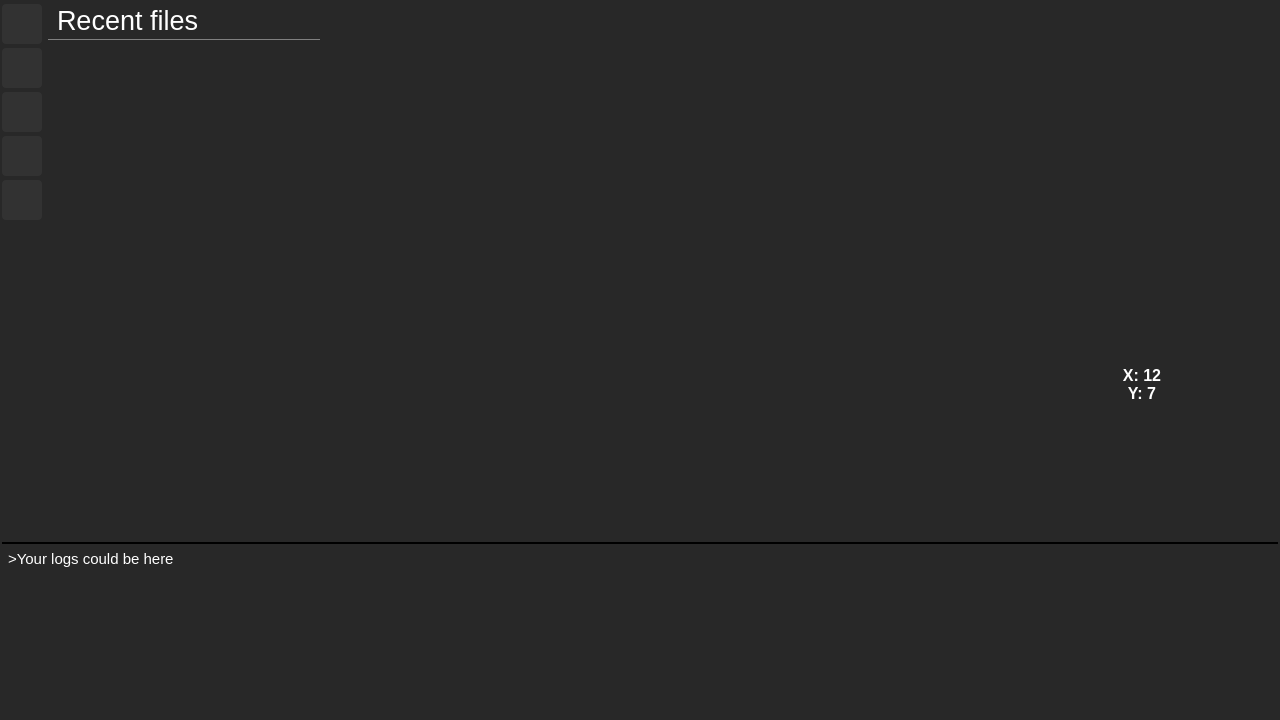
Above: ui/main.ui from generalsuslik/grid-interpreter before the change. Below: the same form after it.
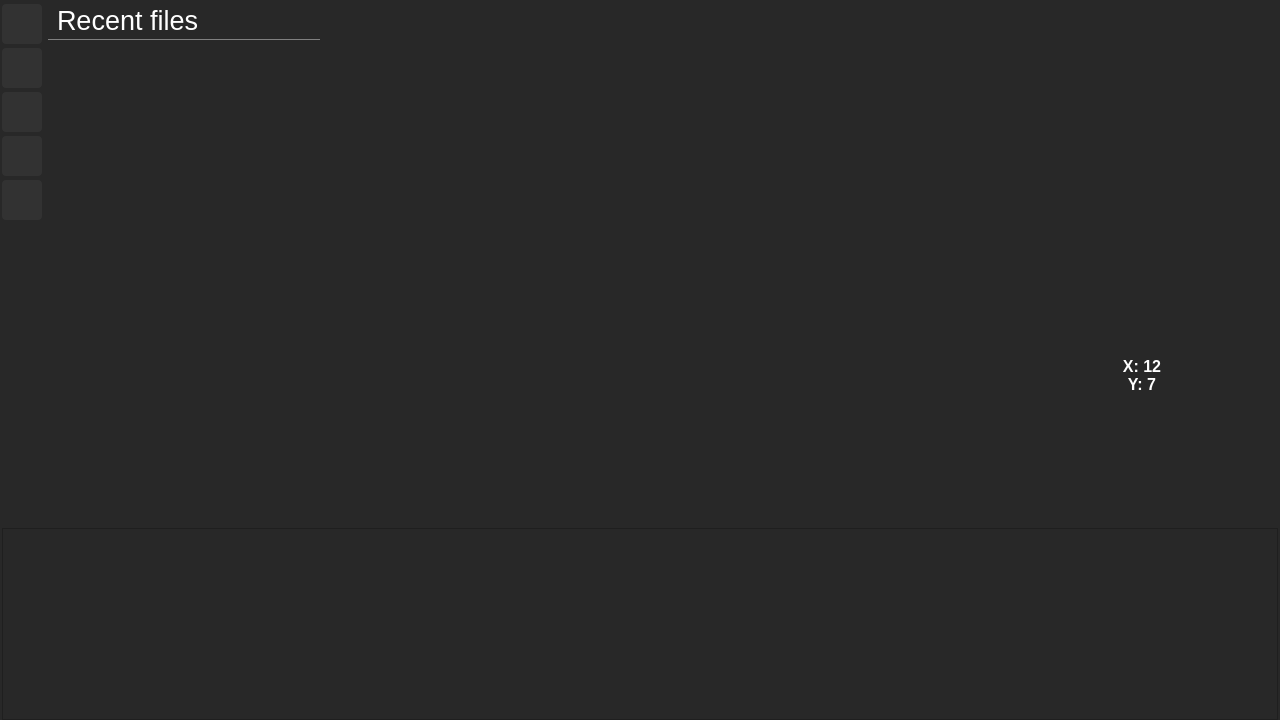
That is the form after the change. Icons and pictures are not drawn.

```diff
--- a/ui/main.ui
+++ b/ui/main.ui
@@ -38,7 +38,7 @@
      <number>0</number>
     </property>
     <item row="0" column="1">
-     <layout class="QVBoxLayout" name="verticalLayout" stretch="3,1">
+     <layout class="QVBoxLayout" name="verticalLayout" stretch="3,0">
       <item>
        <layout class="QHBoxLayout" name="horizontalLayout" stretch="0,2,5,2">
         <item>
@@ -361,23 +361,9 @@
        </layout>
       </item>
       <item>
-       <widget class="QLabel" name="logs">
-        <property name="font">
-         <font>
-          <pointsize>11</pointsize>
-          <weight>50</weight>
-          <bold>false</bold>
-         </font>
-        </property>
-        <property name="styleSheet">
-         <string notr="true">padding: 2%;
-border-top: 2px solid black;</string>
-        </property>
-        <property name="text">
-         <string>&gt;Your logs could be here</string>
-        </property>
-        <property name="alignment">
-         <set>Qt::AlignLeading|Qt::AlignLeft|Qt::AlignTop</set>
+       <widget class="QPlainTextEdit" name="logs">
+        <property name="readOnly">
+         <bool>true</bool>
         </property>
        </widget>
       </item>
```
